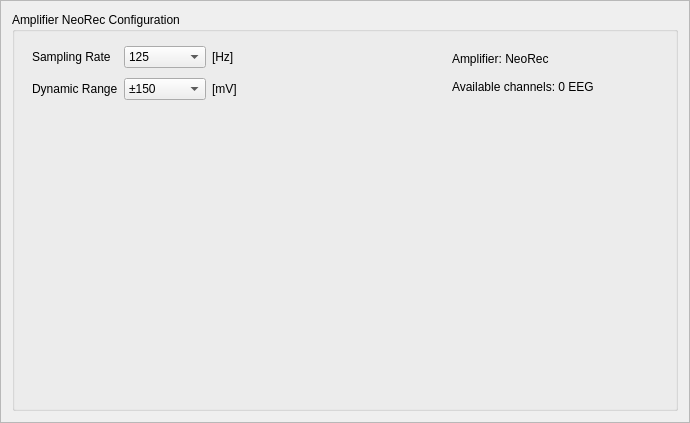
Qt form res/frmNeoRecConfiguration.ui (mcsltd/PyCorderPlus) before a commit.
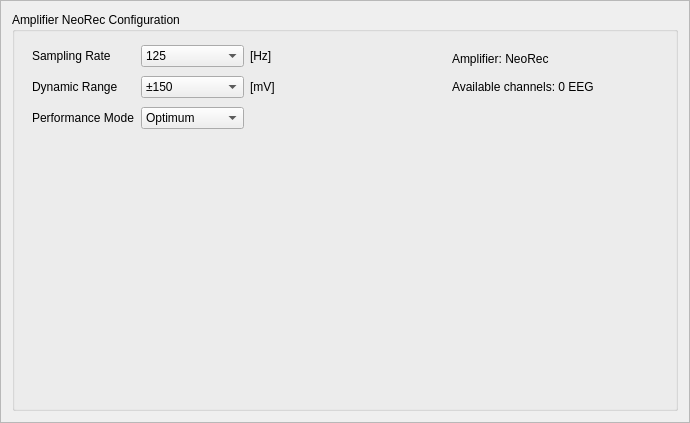
The same form after that commit.

Commit message: Added a graphical interface for configuring performance mode

What changed in the file:
```diff
--- a/res/frmNeoRecConfiguration.ui
+++ b/res/frmNeoRecConfiguration.ui
@@ -38,8 +38,8 @@
        <rect>
         <x>20</x>
         <y>30</y>
-        <width>261</width>
-        <height>63</height>
+        <width>321</width>
+        <height>91</height>
        </rect>
       </property>
       <layout class="QGridLayout" name="gridLayout_5">
@@ -139,6 +139,27 @@
          </property>
         </widget>
        </item>
+       <item row="2" column="0">
+        <widget class="QLabel" name="label_2">
+         <property name="text">
+          <string>Performance Mode</string>
+         </property>
+        </widget>
+       </item>
+       <item row="2" column="1">
+        <widget class="QComboBox" name="comboBox">
+         <item>
+          <property name="text">
+           <string>Optimum</string>
+          </property>
+         </item>
+         <item>
+          <property name="text">
+           <string>Maximum</string>
+          </property>
+         </item>
+        </widget>
+       </item>
       </layout>
      </widget>
      <widget class="QWidget" name="verticalLayoutWidget">
```
The commit also changes 1 other file.
